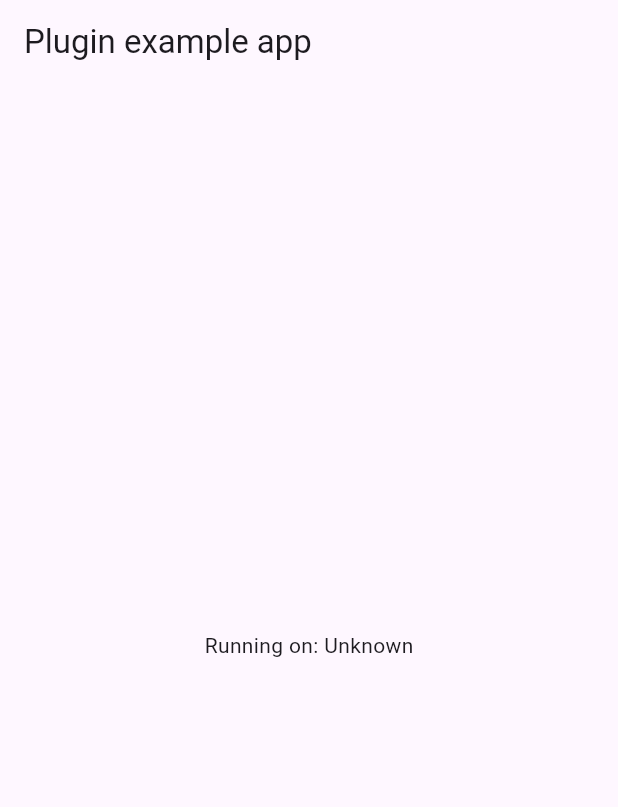
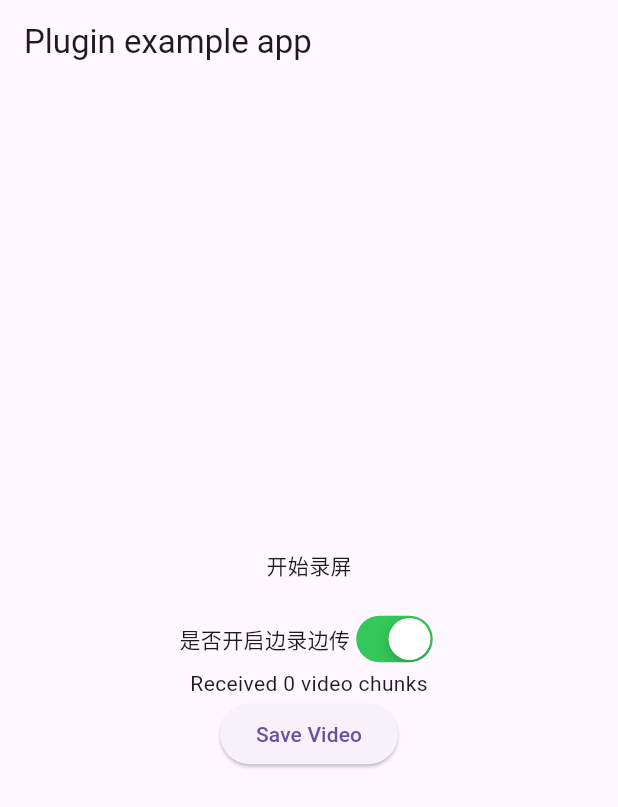
Before and after one commit to libwiki/lib_screen_recorder, a Flutter app: the screen it shows after launch, on a phone screen of 412 x 824 dp. Shown: the top 807 px of the screen. Run offline on Flutter 3.47's test engine with Material 3 defaults, Android fonts, the phone set to English and light mode, and no system bars; our stand-ins replace plugin_platform_interface.

Commit message:
feature # 录频同步传输修改

```diff
--- a/example/lib/main.dart
+++ b/example/lib/main.dart
@@ -1,8 +1,14 @@
+import 'dart:convert';
+import 'dart:io';
+
+import 'package:flutter/cupertino.dart';
+import 'package:flutter/foundation.dart';
 import 'package:flutter/material.dart';
 import 'dart:async';
 
 import 'package:flutter/services.dart';
 import 'package:screen_recording/screen_recording.dart';
+import 'package:path_provider/path_provider.dart';
 
 void main() {
   runApp(const MyApp());
@@ -16,34 +22,58 @@ class MyApp extends StatefulWidget {
 }
 
 class _MyAppState extends State<MyApp> {
-  String _platformVersion = 'Unknown';
+  static const EventChannel _eventChannel = EventChannel('screen_recording_stream');
+  StreamSubscription? _subscription;
+  List<Uint8List> _videoChunks = [];
+  late String _outputFilePath;
   final _screenRecordingPlugin = ScreenRecording();
+  bool isRecord = false;
+  double screenWidth = 0;
+  double screenHeight = 0;
 
   @override
   void initState() {
     super.initState();
-    initPlatformState();
+    _initOutputFilePath();
+    _subscription = _eventChannel.receiveBroadcastStream().listen((dynamic event) {
+      setState(() {
+        _videoChunks.add(base64Decode(event as String));
+        // Example: Print the length of received video chunks to console
+        print('Received video chunk, length: ${_videoChunks.last.length}');
+      });
+    });
+    WidgetsBinding.instance.addPostFrameCallback((_) {
+      setState(() {
+        screenWidth = 375;
+        screenHeight = 812;
+      });
+    });
   }
 
-  // Platform messages are asynchronous, so we initialize in an async method.
-  Future<void> initPlatformState() async {
-    String platformVersion;
-    // Platform messages may fail, so we use a try/catch PlatformException.
-    // We also handle the message potentially returning null.
-    try {
-      platformVersion = await _screenRecordingPlugin.platformVersion ?? 'Unknown platform version';
-    } on PlatformException {
-      platformVersion = 'Failed to get platform version.';
+  @override
+  void dispose() {
+    _subscription?.cancel();
+    super.dispose();
+  }
+
+  Future<void> _initOutputFilePath() async {
+    Directory appDocDir = await getApplicationDocumentsDirectory();
+    _outputFilePath = '${appDocDir.path}/recorded_video.mp4';
+  }
+
+  Future<void> _saveVideoToFile() async {
+    File outputFile = File(_outputFilePath);
+    if (!outputFile.existsSync()) {
+      outputFile.createSync(recursive: true);
     }
-
-    // If the widget was removed from the tree while the asynchronous platform
-    // message was in flight, we want to discard the reply rather than calling
-    // setState to update our non-existent appearance.
-    if (!mounted) return;
-
-    setState(() {
-      _platformVersion = platformVersion;
-    });
+    IOSink sink = outputFile.openWrite();
+    for (Uint8List chunk in _videoChunks) {
+      sink.add(chunk);
+    }
+    await sink.close();
+    if (kDebugMode) {
+      print('Video saved to: $_outputFilePath');
+    }
   }
 
   @override
@@ -54,7 +84,37 @@ class _MyAppState extends State<MyApp> {
           title: const Text('Plugin example app'),
         ),
         body: Center(
-          child: Text('Running on: $_platformVersion\n'),
+          child: Column(
+            mainAxisAlignment: MainAxisAlignment.center,
+            children: <Widget>[
+              GestureDetector(
+                  onTap: () async {
+                    if (!isRecord) {
+                      var x = await _screenRecordingPlugin.startRecordScreen(
+                          "test", screenHeight.toInt(), screenWidth.toInt());
+                    } else {
+                      var x = await _screenRecordingPlugin.stopRecordScreen();
+                    }
+                    setState(() {
+                      isRecord = !isRecord;
+                    });
+                  },
+                  child: Text(isRecord ? "录屏中" : "开始录屏")),
+              const SizedBox(height: 20),
+              Row(
+                mainAxisAlignment: MainAxisAlignment.center,
+                children: [
+                  const Text("是否开启边录边传"),
+                  CupertinoSwitch(value: true, onChanged: (value) {}),
+                ],
+              ),
+              Text('Received ${_videoChunks.length} video chunks'),
+              ElevatedButton(
+                onPressed: _saveVideoToFile,
+                child: const Text('Save Video'),
+              ),
+            ],
+          ),
         ),
       ),
     );
--- a/pubspec.yaml
+++ b/pubspec.yaml
@@ -11,6 +11,7 @@ dependencies:
   flutter:
     sdk: flutter
   plugin_platform_interface: ^2.0.2
+  path_provider: ^2.1.3
 
 dev_dependencies:
   flutter_test:
```
Also changed, not shown: lib/screen_recording.dart (+6 -1 lines), example/pubspec.lock, pubspec.lock, 2 other files.
